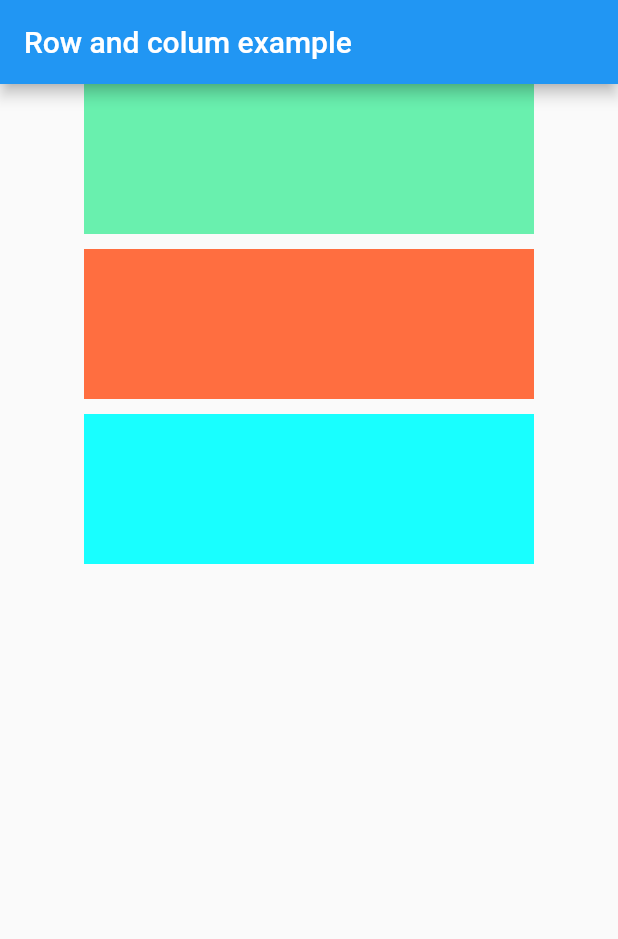
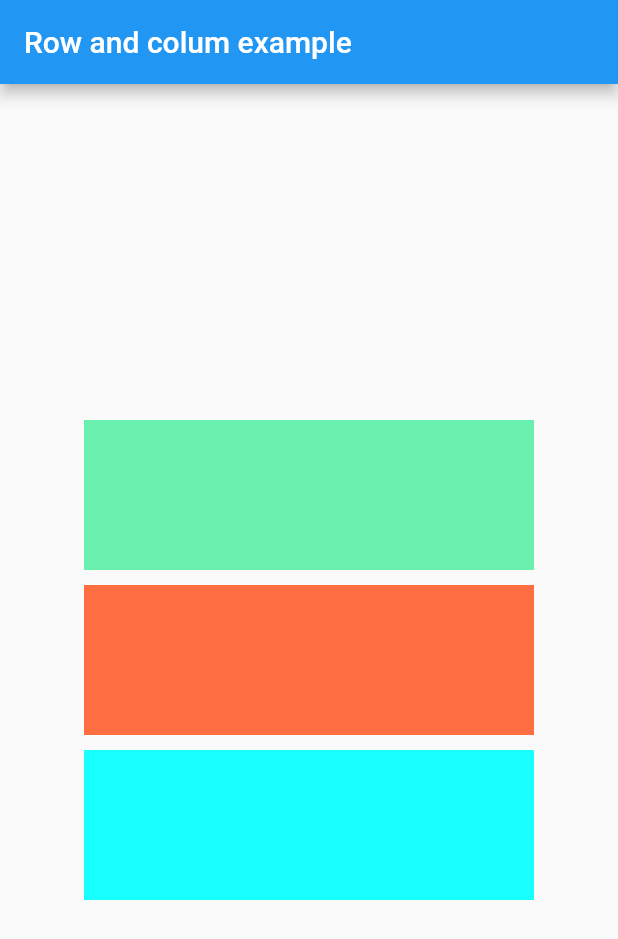
Before and after one commit to AdibRasel/Flutter_First_App, a Flutter app: the screen it shows after launch, on a phone screen of 412 x 824 dp. Shown: the top 939 px of the screen. Run offline on Flutter 3.47's test engine with Material 2 defaults, Android fonts, the phone set to English and light mode, and no system bars.

Commit message:
Update home_page_two.dart

```diff
--- a/lib/home_page_two.dart
+++ b/lib/home_page_two.dart
@@ -11,6 +11,7 @@ class _HomePageTwoState extends State<HomePageTwo> {
   @override
   Widget build(BuildContext context) {
    double _width = MediaQuery.of(context).size.width; // Mobile ba device er screen er width count korbe
+   double _height = MediaQuery.of(context).size.height; // Mobile ba device er screen er width count korbe
 
     return Scaffold(
       appBar: AppBar(
@@ -18,8 +19,10 @@ class _HomePageTwoState extends State<HomePageTwo> {
       ),
       body: Container(
         width: _width,
+        height: _height,
         child: Column(
           crossAxisAlignment: CrossAxisAlignment.center,
+          mainAxisAlignment: MainAxisAlignment.center,
           children: [
             Container(
               height: 100.0,
```
